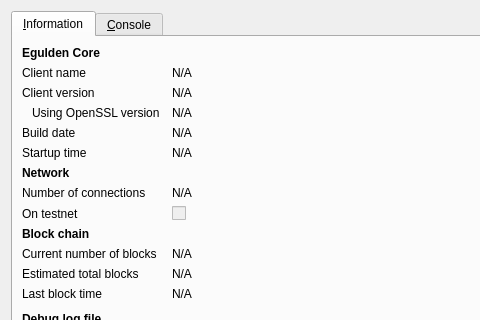
First picture: the form in src/qt/forms/rpcconsole.ui, repository nkpatro/catcoin, before the edit; both pictures show x 0 to 480 and y 0 to 320 of the 740 by 450 pixel window.
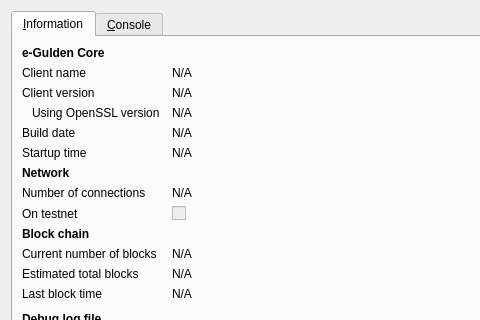
Second picture: the form after the edit. Icons and pictures are not drawn.

Patch:
```diff
--- a/src/qt/forms/rpcconsole.ui
+++ b/src/qt/forms/rpcconsole.ui
@@ -36,7 +36,7 @@
           </font>
          </property>
          <property name="text">
-          <string>Egulden Core</string>
+          <string>e-Gulden Core</string>
          </property>
         </widget>
        </item>
```
Left out of the diff: 6 changed lines with no effect on the pictures.
